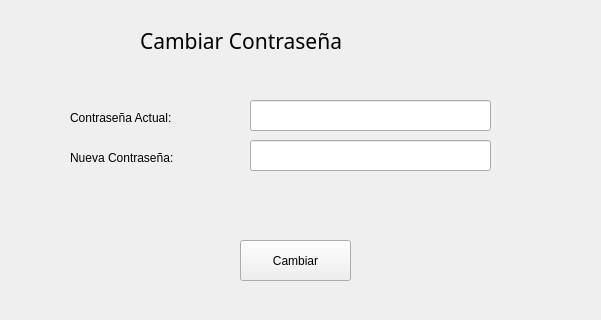
Qt form App_Medica/mainwindow.ui (alejandra057/App_Medica_Progra3) before a commit; both pictures show x 150 to 751 and y 0 to 320 of the 875 by 607 pixel window.
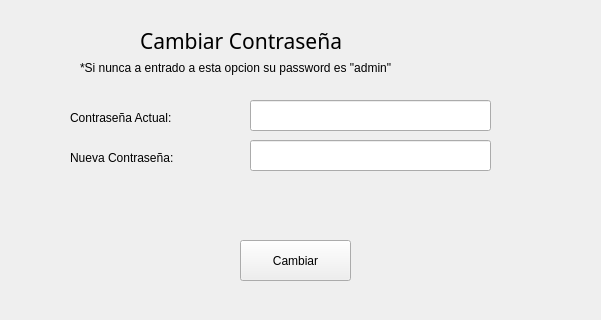
The same form after that commit. The open tabs and pages were chosen to show the change.

Diff of the .ui file:
```diff
--- a/App_Medica/mainwindow.ui
+++ b/App_Medica/mainwindow.ui
@@ -1591,7 +1591,7 @@
        <string>Regresar</string>
       </property>
      </widget>
-     <widget class="QLabel" name="label_47">
+     <widget class="QLabel" name="CodigoNextExpedienteLabel">
       <property name="geometry">
        <rect>
         <x>130</x>
@@ -3741,6 +3741,19 @@
        </rect>
       </property>
      </widget>
+     <widget class="QLabel" name="label_47">
+      <property name="geometry">
+       <rect>
+        <x>250</x>
+        <y>60</y>
+        <width>441</width>
+        <height>16</height>
+       </rect>
+      </property>
+      <property name="text">
+       <string>*Si nunca a entrado a esta opcion su password es &quot;admin&quot;</string>
+      </property>
+     </widget>
     </widget>
     <widget class="QWidget" name="Reportes">
      <widget class="QLabel" name="label_97">
```
Left out of the diff: 8 changed lines with no effect on the pictures.
